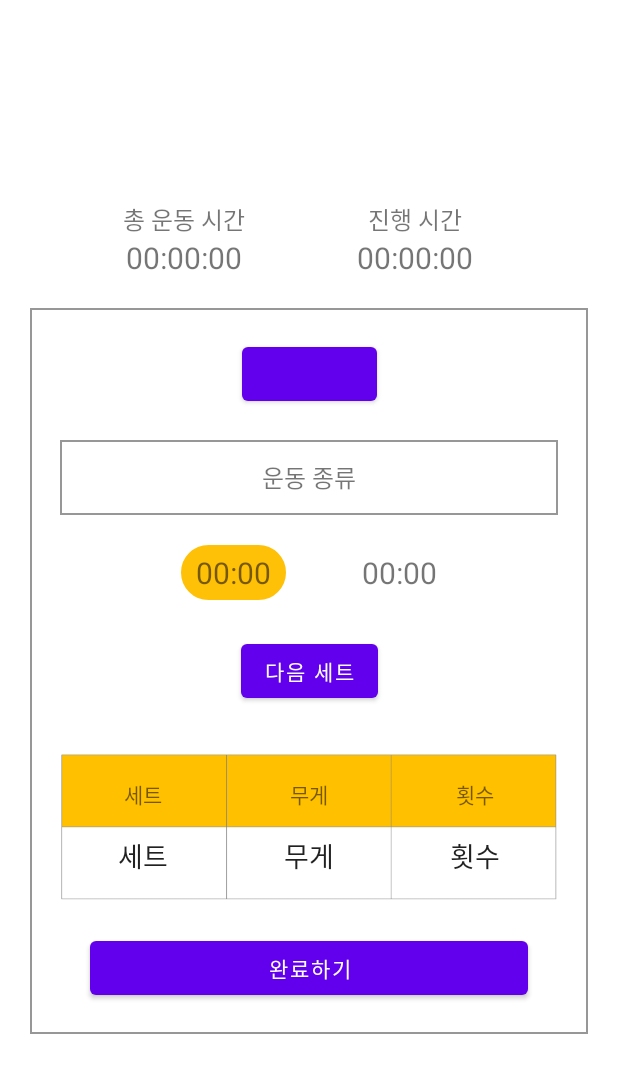
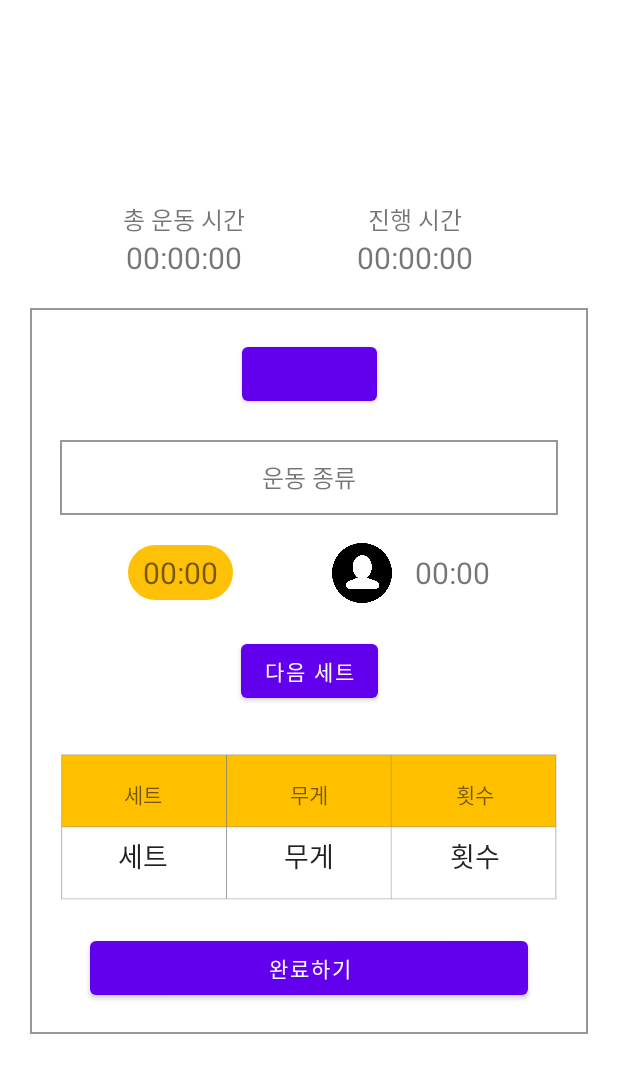
Before and after one commit to HealthperDevelopers/Android_Healtper, an Android app: the fragment TimerFragment shown on its own in the app's theme, after a tap on "쉬는 시간", on a phone screen of 412 x 824 dp. Shown: the top 1073 px of the screen. Run offline under Robolectric (Android 15) with nearby library versions, the phone set to English and light mode, and no system bars; 1 statement that could not run was skipped.

Commit message:
dialog timer

```diff
--- a/app/src/main/AndroidManifest.xml
+++ b/app/src/main/AndroidManifest.xml
@@ -16,7 +16,7 @@
         android:theme="@style/Theme.Healthper"
         android:name=".util.VarUtil"
         tools:targetApi="31">
-        <activity android:name=".ui.timer.SettimerActivity"
+        <activity android:name=".ui.timer.TimerActivity"
             android:exported="true">
             <intent-filter>
                 <action android:name="android.intent.action.MAIN" />
--- a/app/src/main/java/com/umc/healthper/ui/timer/SettimerFragment.kt
+++ b/app/src/main/java/com/umc/healthper/ui/timer/SettimerFragment.kt
@@ -10,11 +10,11 @@ import com.umc.healthper.databinding.FragmentSetTimerBinding
 
 class SettimerFragment : Fragment() {
     lateinit var binding : FragmentSetTimerBinding
-    var settimerActivity: SettimerActivity? = null
+    var timerActivity: TimerActivity? = null
 
     override fun onAttach(context: Context) {
         super.onAttach(context)
-        settimerActivity = context as SettimerActivity
+        timerActivity = context as TimerActivity
     }
 
     override fun onCreateView(
@@ -25,7 +25,7 @@ class SettimerFragment : Fragment() {
         binding = FragmentSetTimerBinding.inflate(inflater, container, false)
 
         binding.setTimerWorkstartBt.setOnClickListener{
-            settimerActivity!!.changeTimerFragment()
+            timerActivity!!.changeTimerFragment()
         }
         return binding.root
     }
--- a/app/src/main/java/com/umc/healthper/ui/timer/TimerFragment.kt
+++ b/app/src/main/java/com/umc/healthper/ui/timer/TimerFragment.kt
@@ -6,6 +6,7 @@ import android.util.Log
 import android.view.LayoutInflater
 import android.view.View
 import android.view.ViewGroup
+import androidx.appcompat.app.AlertDialog
 import androidx.fragment.app.Fragment
 import com.umc.healthper.R
 import com.umc.healthper.databinding.FragmentTimerBinding
@@ -14,11 +15,11 @@ class TimerFragment : Fragment() {
     lateinit var binding : FragmentTimerBinding
     var isRest: Boolean = false
 
-    var settimerActivity: SettimerActivity? = null
+    var timerActivity: TimerActivity? = null
 
     override fun onAttach(context: Context) {
         super.onAttach(context)
-        settimerActivity = context as SettimerActivity
+        timerActivity = context as TimerActivity
     }
 
     override fun onCreateView(
@@ -35,6 +36,15 @@ class TimerFragment : Fragment() {
             getRest()
         }
 
+        binding.timerRestSettingTimeTv.setOnClickListener {
+
+            // Dialog만들기
+            val mDialogView = LayoutInflater.from(timerActivity).inflate(R.layout.rest_dialog, null)
+            val mBuilder = AlertDialog.Builder(timerActivity!!)
+                .setView(mDialogView)
+            mBuilder.show()
+        }
+
         return binding.root
     }
 
@@ -49,6 +59,7 @@ class TimerFragment : Fragment() {
             binding.timerRestTimeTv.visibility = View.INVISIBLE
             binding.timerRunningTv.visibility = View.VISIBLE
             binding.timerRunningTimeTv.visibility = View.VISIBLE
+            binding.timerRestImg.visibility = View.INVISIBLE
         }
         else {
             isRest = true
@@ -60,6 +71,7 @@ class TimerFragment : Fragment() {
             binding.timerRestTimeTv.visibility = View.VISIBLE
             binding.timerRunningTv.visibility = View.INVISIBLE
             binding.timerRunningTimeTv.visibility = View.INVISIBLE
+            binding.timerRestImg.visibility = View.VISIBLE
         }
     }
 
@@ -78,7 +90,7 @@ class TimerFragment : Fragment() {
                     second++
                     minute = second / 60
                     hour = minute / 60
-                    settimerActivity!!.runOnUiThread {
+                    timerActivity!!.runOnUiThread {
                         binding.timerTotalWorkTimeTv.text = String.format("%02d:%02d:%02d", hour, minute, second % 60)
                         binding.timerTotalRestTimeTv.text = String.format("%02d:%02d:%02d", hour, minute, second % 60)
                         Log.d("start timer", binding.timerTotalWorkTimeTv.text.toString())
@@ -106,7 +118,7 @@ class TimerFragment : Fragment() {
                     second++
                     minute = second / 60
                     hour = minute / 60
-                    settimerActivity!!.runOnUiThread {
+                    timerActivity!!.runOnUiThread {
                         binding.timerRunningTimeTv.text = String.format("%02d:%02d:%02d", hour, minute, second % 60)
                         binding.timerRunningRestTimeTv.text = String.format("%02d:%02d:%02d", hour, minute, second % 60)
                         Log.d("running timer", binding.timerRunningTimeTv.text.toString())
@@ -130,7 +142,7 @@ class TimerFragment : Fragment() {
 
                 if (mills % 1000 == 0f){
                     second++
-                    settimerActivity!!.runOnUiThread {
+                    timerActivity!!.runOnUiThread {
                         binding.timerRestTimeTv.text = String.format("%02d:%02d", second / 60, second % 60)
                         Log.d("rest timer", binding.timerRestTimeTv.text.toString())
                     }
--- a/app/src/main/res/layout/activity_set_timer.xml
+++ b/app/src/main/res/layout/activity_timer.xml
@@ -5,5 +5,5 @@
     xmlns:tools="http://schemas.android.com/tools"
     android:layout_width="match_parent"
     android:layout_height="match_parent"
-    tools:context=".ui.timer.SettimerActivity">
+    tools:context=".ui.timer.TimerActivity">
 </androidx.constraintlayout.widget.ConstraintLayout>
--- a/app/src/main/res/layout/fragment_timer.xml
+++ b/app/src/main/res/layout/fragment_timer.xml
@@ -130,17 +130,30 @@
             app:layout_constraintTop_toBottomOf="@id/timer_work_tv"
             android:layout_marginTop="20dp"
             android:layout_marginStart="50dp"
+            android:layout_marginEnd="50dp"
             app:layout_constraintStart_toStartOf="parent"
+            app:layout_constraintEnd_toStartOf="@id/timer_rest_img"
+            android:visibility="invisible"/>
+
+        <ImageView
+            android:id="@+id/timer_rest_img"
+            android:layout_width="40dp"
+            android:layout_height="40dp"
+            android:src="@drawable/user"
             app:layout_constraintEnd_toStartOf="@id/timer_rest_setting_time_tv"
-            android:visibility="invisible"/>
+            app:layout_constraintStart_toEndOf="@id/timer_rest_time_tv"
+            app:layout_constraintTop_toTopOf="@id/timer_rest_time_tv"
+            app:layout_constraintBottom_toBottomOf="@id/timer_rest_time_tv"
+            android:visibility="invisible"
+            />
+
         <TextView
             android:id="@+id/timer_rest_setting_time_tv"
             android:layout_width="wrap_content"
             android:layout_height="wrap_content"
             android:text="00:00"
             android:textSize="20dp"
-            app:layout_constraintTop_toBottomOf="@id/timer_work_tv"
-            app:layout_constraintStart_toEndOf="@id/timer_rest_time_tv"
+            app:layout_constraintStart_toEndOf="@id/timer_rest_img"
             app:layout_constraintTop_toTopOf="@id/timer_rest_time_tv"
             app:layout_constraintBottom_toBottomOf="@id/timer_rest_time_tv"
             app:layout_constraintEnd_toEndOf="parent"
```
Also changed, not shown: app/src/main/java/com/umc/healthper/ui/timer/TimerActivity.kt (renamed from app/src/main/java/com/umc/healthper/ui/timer/SettimerActivity.kt, +4 -5 lines), app/src/main/res/layout/rest_dialog.xml (added, +64 -0 lines).
